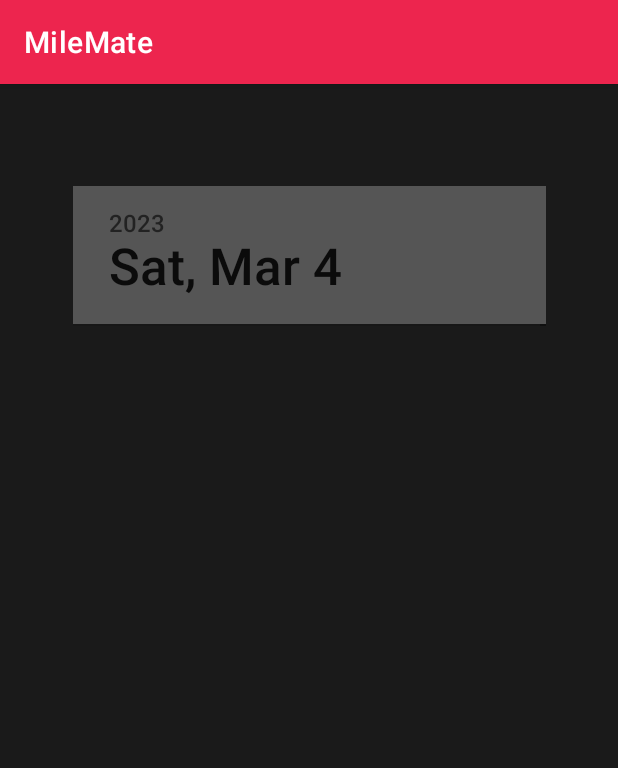
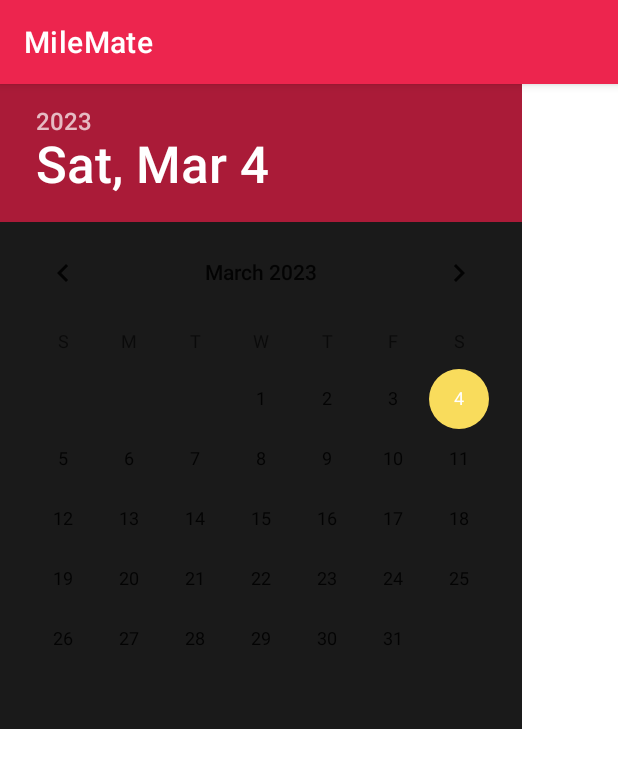
Before and after one commit to JonasKucinskas/MileMate, an Android app: the CheckUpPage screen opened directly, with no data from a screen before it, on a phone screen of 412 x 824 dp. Shown: the top 768 px of the screen. Run offline under Robolectric (Android 15) with nearby library versions, the phone set to English and light mode, and no system bars.

Commit message:
MM-2 <updated UI, activity now uses fragments>

```diff
--- a/app/src/main/java/com/example/milemate/CheckUpPage.kt
+++ b/app/src/main/java/com/example/milemate/CheckUpPage.kt
@@ -5,39 +5,18 @@
 import android.view.View
 import android.widget.DatePicker
 import androidx.appcompat.app.AppCompatActivity
+import androidx.lifecycle.MutableLiveData
+import androidx.lifecycle.ViewModel
 
 
 class CheckUpPage : AppCompatActivity() {
 
     private lateinit var datePicker : DatePicker
-    private lateinit var calendar : Calendar
+    private lateinit var calendar: Calendar
+
     override fun onCreate(savedInstanceState: Bundle?) {
         super.onCreate(savedInstanceState)
         setContentView(R.layout.activity_check_up_page)
 
-        calendar = Calendar.getInstance()
-        datePicker = findViewById(R.id.setCheckUpDatePicker)//get datePicker object
-
-
-
-
-    }
-
-    fun openDatePicker(view: View) {
-
-        val dateSetListener = DatePickerDialog.OnDateSetListener { view, year, monthOfYear, dayOfMonth ->
-            calendar.set(Calendar.YEAR, year)
-            calendar.set(Calendar.MONTH, monthOfYear)
-            calendar.set(Calendar.DAY_OF_MONTH, dayOfMonth)
-
-            //update header of datepicker
-            datePicker.updateDate(calendar.get(Calendar.YEAR), calendar.get(Calendar.MONTH), calendar.get(Calendar.DAY_OF_MONTH))
-        }
-
-        //Open date picker dialog
-        DatePickerDialog(this@CheckUpPage, dateSetListener,
-            calendar.get(Calendar.YEAR),
-            calendar.get(Calendar.MONTH),
-            calendar.get(Calendar.DAY_OF_MONTH)).show()
     }
 }
--- /dev/null
+++ b/app/src/main/java/com/example/milemate/CheckUpPageDatePickerFragment.kt
@@ -0,0 +1,64 @@
+package com.example.milemate
+
+import android.app.DatePickerDialog
+import android.icu.util.Calendar
+import android.os.Bundle
+import androidx.fragment.app.Fragment
+import android.view.LayoutInflater
+import android.view.View
+import android.view.ViewGroup
+import android.widget.DatePicker
+
+// TODO: Rename parameter arguments, choose names that match
+// the fragment initialization parameters, e.g. ARG_ITEM_NUMBER
+private const val ARG_PARAM1 = "param1"
+private const val ARG_PARAM2 = "param2"
+
+/**
+ * A simple [Fragment] subclass.
+ * Use the [CheckUpPage_DatePicker_Fragment.newInstance] factory method to
+ * create an instance of this fragment.
+ */
+class CheckUpPageDatePickerFragment : Fragment() {
+    // TODO: Rename and change types of parameters
+    private var param1: String? = null
+    private var param2: String? = null
+
+
+
+    override fun onCreate(savedInstanceState: Bundle?) {
+        super.onCreate(savedInstanceState)
+        arguments?.let {
+            param1 = it.getString(ARG_PARAM1)
+            param2 = it.getString(ARG_PARAM2)
+        }
+    }
+
+    override fun onCreateView(
+        inflater: LayoutInflater, container: ViewGroup?,
+        savedInstanceState: Bundle?
+    ): View? {
+        // Inflate the layout for this fragment
+        return inflater.inflate(R.layout.fragment_check_up_page_date_picker, container, false)
+    }
+
+    companion object {
+        /**
+         * Use this factory method to create a new instance of
+         * this fragment using the provided parameters.
+         *
+         * @param param1 Parameter 1.
+         * @param param2 Parameter 2.
+         * @return A new instance of fragment CheckUpPage_DatePicker_Fragment.
+         */
+        // TODO: Rename and change types and number of parameters
+        @JvmStatic
+        fun newInstance(param1: String, param2: String) =
+            CheckUpPageDatePickerFragment().apply {
+                arguments = Bundle().apply {
+                    putString(ARG_PARAM1, param1)
+                    putString(ARG_PARAM2, param2)
+                }
+            }
+    }
+}
--- a/app/src/main/java/com/example/milemate/FirstFragment.kt
+++ b/app/src/main/java/com/example/milemate/FirstFragment.kt
@@ -32,7 +32,7 @@
     override fun onViewCreated(view: View, savedInstanceState: Bundle?) {
         super.onViewCreated(view, savedInstanceState)
 
-        binding.buttonFirst.setOnClickListener {
+        binding.button.setOnClickListener {
             val checkUpPage = Intent(context, CheckUpPage::class.java)
             startActivity(checkUpPage)
         }
--- a/app/src/main/res/layout/activity_check_up_page.xml
+++ b/app/src/main/res/layout/activity_check_up_page.xml
@@ -1,22 +1,16 @@
 <?xml version="1.0" encoding="utf-8"?>
-<androidx.constraintlayout.widget.ConstraintLayout xmlns:android="http://schemas.android.com/apk/res/android"
+<FrameLayout xmlns:android="http://schemas.android.com/apk/res/android"
     xmlns:app="http://schemas.android.com/apk/res-auto"
     xmlns:tools="http://schemas.android.com/tools"
-    android:layout_width="match_parent"
-    android:layout_height="match_parent"
-    tools:context=".CheckUpPage"
-    android:background="@color/gray_main">
+    android:layout_width="wrap_content"
+    android:layout_height="wrap_content"
+    android:background="@color/gray_main"
+    tools:context=".CheckUpPage">
 
-    <DatePicker
-        android:id="@+id/setCheckUpDatePicker"
-        style="@android:style/Widget.DeviceDefault.DatePicker"
-        android:layout_width="315dp"
-        android:layout_height="93dp"
-        android:onClick="openDatePicker"
-        app:layout_constraintBottom_toBottomOf="parent"
-        app:layout_constraintEnd_toEndOf="parent"
-        app:layout_constraintStart_toStartOf="parent"
-        app:layout_constraintTop_toTopOf="parent"
-        app:layout_constraintVertical_bias="0.101" />
-
-</androidx.constraintlayout.widget.ConstraintLayout>
+    <androidx.fragment.app.FragmentContainerView
+        android:id="@+id/fragmentContainerView"
+        android:name="com.example.milemate.CheckUpPageDatePickerFragment"
+        android:layout_width="wrap_content"
+        android:layout_height="wrap_content"
+        tools:layout="@layout/fragment_check_up_page_date_picker" />
+</FrameLayout>
--- /dev/null
+++ b/app/src/main/res/layout/fragment_check_up_page_date_picker.xml
@@ -0,0 +1,21 @@
+<?xml version="1.0" encoding="utf-8"?>
+<FrameLayout xmlns:android="http://schemas.android.com/apk/res/android"
+    xmlns:tools="http://schemas.android.com/tools"
+    android:layout_width="match_parent"
+    android:layout_height="match_parent"
+    android:background="@color/gray_main"
+    tools:context=".CheckUpPageDatePickerFragment">
+
+
+
+    <DatePicker
+        android:id="@+id/CheckUpDatePicker"
+        android:layout_width="wrap_content"
+        android:layout_height="wrap_content"
+        android:backgroundTint="@color/gray_main"
+        android:datePickerMode="calendar"
+        android:headerBackground="@color/red_dark"/>
+
+
+
+</FrameLayout>
--- a/app/src/main/res/navigation/nav_graph.xml
+++ b/app/src/main/res/navigation/nav_graph.xml
@@ -9,10 +9,6 @@
         android:id="@+id/FirstFragment"
         android:name="com.example.milemate.FirstFragment"
         android:label="@string/first_fragment_label"
-        tools:layout="@layout/fragment_first">
-        <action
-            android:id="@+id/action_FirstFragment_to_placeholder"
-            app:destination="@id/placeholder" />
-    </fragment>
+        tools:layout="@layout/fragment_first"/>
     <fragment android:id="@+id/placeholder" />
 </navigation>
--- a/app/src/main/res/values/strings.xml
+++ b/app/src/main/res/values/strings.xml
@@ -11,4 +11,6 @@
 
     <string name="placeholder">Placeholder</string>
     <string name="check_up_expiry_date">Check Up Expiry Date</string>
+    <!-- TODO: Remove or change this placeholder text -->
+    <string name="hello_blank_fragment">Hello blank fragment</string>
 </resources>
```
Also changed, not shown: app/src/main/res/layout/fragment_first.xml (+10 -0 lines).
